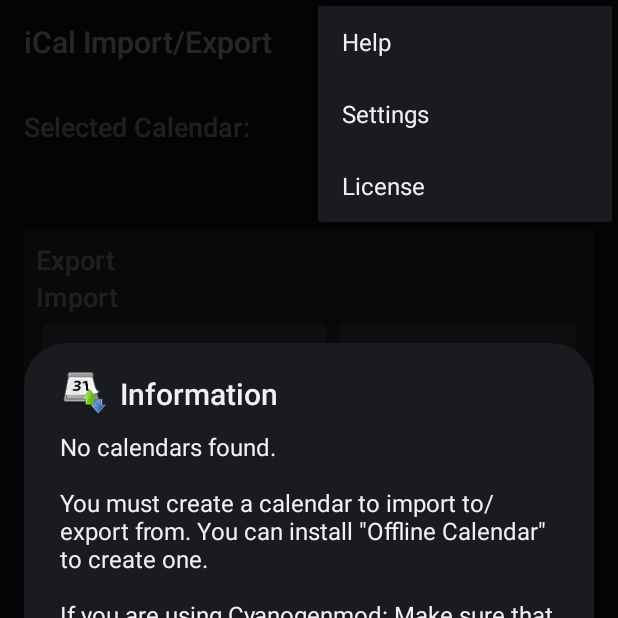
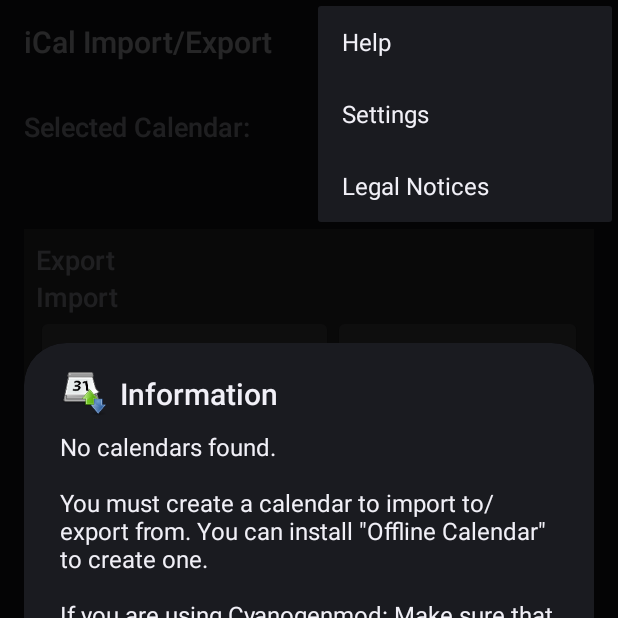
Before and after one commit to SufficientlySecure/calendar-import-export, an Android app: the screen it shows after launch (MainActivity), with the options menu open, on a phone screen of 412 x 824 dp, the top half of it. Run offline under Robolectric (Android 15) with nearby library versions, the light colour scheme and no system bars; libraries missing offline, so code that uses them is left out: net.fortuna.ical4j; 9 statements that could not run were skipped.

Commit message:
Update license menu
Include the licenses from all the libraries used.

```diff
--- a/iCalImportExport/src/main/java/org/sufficientlysecure/ical/ui/MainActivity.java
+++ b/iCalImportExport/src/main/java/org/sufficientlysecure/ical/ui/MainActivity.java
@@ -37,12 +37,14 @@
 import org.sufficientlysecure.ical.util.BasicInputAdapter;
 
 import android.app.Activity;
+import android.app.AlertDialog;
 import android.content.Intent;
 import android.content.res.Resources;
 import android.content.SharedPreferences;
 import android.os.Bundle;
 import android.preference.PreferenceManager;
 import android.text.Html;
+import android.text.method.LinkMovementMethod;
 import android.view.Menu;
 import android.view.MenuInflater;
 import android.view.MenuItem;
@@ -248,9 +250,8 @@
             this.startActivity(new Intent(this, SettingsActivity.class));
             break;
 
-        case R.id.license:
-            DialogTools.showInformationDialog(this, R.string.menu_license, R.string.license,
-                    R.drawable.icon);
+        case R.id.legal_notices:
+            showLegalNotices();
             break;
 
         default:
@@ -259,4 +260,14 @@
 
         return true;
     }
+
+    private void showLegalNotices() {
+        AlertDialog.Builder builder = new AlertDialog.Builder(this);
+        TextView text = new TextView(this);
+        text.setText(Html.fromHtml(getString(R.string.legal_notices)));
+        text.setMovementMethod(LinkMovementMethod.getInstance());
+        builder.setView(text);
+        AlertDialog dialog = builder.create();
+        dialog.show();
+    }
 }
--- a/iCalImportExport/src/main/res/menu/menu.xml
+++ b/iCalImportExport/src/main/res/menu/menu.xml
@@ -9,8 +9,8 @@
         android:icon="@drawable/icon"
         android:title="@string/menu_settings"/>
     <item
-        android:id="@+id/license"
+        android:id="@+id/legal_notices"
         android:icon="@drawable/icon"
-        android:title="@string/menu_license"/>
+        android:title="@string/menu_legal_notices"/>
 
 </menu>
--- /dev/null
+++ b/iCalImportExport/src/main/res/values/legal.xml
@@ -0,0 +1,97 @@
+<?xml version="1.0" encoding="utf-8"?>
+<resources>
+    <string name="legal_notices">
+<![CDATA[
+<html>
+<body>
+<p><b><h1>iCal Import/Export</h1></b></p>
+
+<p><tt>Copyright &#169; 2010, 2011 Lukas Aichbauer<br>
+Copyright &#169; 2013 Dominik Schürmann<br>
+Copyright &#169; 2015 Jon Griffiths</tt></p>
+
+<p>Please see the <a href="https://github.com/dschuermann/ical-import-export">project page</a>
+for full details and source code.</p>
+
+<p>Based on <a href="https://code.google.com/p/ical-import-export/">ical-import-export</a> by Lukas
+Aichbauer.  Includes <a href="https://github.com/ical4j/ical4j/>iCal4j</a> for iCalendar parsing.
+Uses code from <a href="https://source.android.com/">The Android open source project</a> and
+<a href="http://backport-jsr166.sourceforge.net/">backport-util-concurrent</a> in addition to
+the apache project libraries <a href="https://commons.apache.org/proper/commons-codec/">commons-codec</a>,
+<a href="https://commons.apache.org/proper/commons-lang/">commons-lang</a> and
+<a href="https://commons.apache.org/proper/commons-logging/">commons-logging</a>.</p>
+
+<p><b><h2>License</h2></b></p>
+
+<p><tt>iCal Import/Export is free software: you can redistribute it and/or modify
+it under the terms of the GNU General Public License as published by
+the Free Software Foundation, either version 3 of the License, or
+(at your option) any later version.</tt></p>
+
+<p><tt>iCal Import/Export is distributed in the hope that it will be useful,
+but <b>WITHOUT ANY WARRANTY</b>; without even the implied warranty of
+<b>MERCHANTABILITY</b> or <b>FITNESS FOR A PARTICULAR PURPOSE</b>.  See the
+GNU General Public License for more details.</tt></p>
+
+<p><tt>You should have received a copy of the GNU General Public License
+along with iCal Import/Export.  If not, see
+<a href="http://www.gnu.org/licenses/>"http://www.gnu.org/licenses/</a>.</tt></p>
+
+<p><b><h2>iCal4j license</h2></b></p>
+
+<p><tt>Copyright &#169; 2013, Ben Fortuna</tt></p>
+<p><tt>All rights reserved.</tt></p>
+
+<p><tt>Redistribution and use in source and binary forms, with or without
+modification, are permitted provided that the following conditions
+are met:</tt></p>
+
+<p><tt>\to Redistributions of source code must retain the above copyright
+notice, this list of conditions and the following disclaimer.</tt></p>
+
+<p><tt>\to Redistributions in binary form must reproduce the above copyright
+notice, this list of conditions and the following disclaimer in the
+documentation and/or other materials provided with the distribution.</tt></p>
+
+<p><tt>\to Neither the name of Ben Fortuna nor the names of any other contributors
+may be used to endorse or promote products derived from this software
+without specific prior written permission.</tt></p>
+
+<p><tt>THIS SOFTWARE IS PROVIDED BY THE COPYRIGHT HOLDERS AND CONTRIBUTORS
+\"AS IS\" AND ANY EXPRESS OR IMPLIED WARRANTIES, INCLUDING, BUT NOT
+LIMITED TO, THE IMPLIED WARRANTIES OF MERCHANTABILITY AND FITNESS FOR
+A PARTICULAR PURPOSE ARE DISCLAIMED.  IN NO EVENT SHALL THE COPYRIGHT OWNER OR
+CONTRIBUTORS BE LIABLE FOR ANY DIRECT, INDIRECT, INCIDENTAL, SPECIAL,
+EXEMPLARY, OR CONSEQUENTIAL DAMAGES (INCLUDING, BUT NOT LIMITED TO,
+PROCUREMENT OF SUBSTITUTE GOODS OR SERVICES; LOSS OF USE, DATA, OR
+PROFITS; OR BUSINESS INTERRUPTION) HOWEVER CAUSED AND ON ANY THEORY OF
+LIABILITY, WHETHER IN CONTRACT, STRICT LIABILITY, OR TORT (INCLUDING
+NEGLIGENCE OR OTHERWISE) ARISING IN ANY WAY OUT OF THE USE OF THIS
+SOFTWARE, EVEN IF ADVISED OF THE POSSIBILITY OF SUCH DAMAGE.</tt></p>
+
+<p><b><h2>AOSP and Apache library license</h2></b></p>
+
+<p><tt>Licensed under the Apache License, Version 2.0 (the "License");
+you may not use this file except in compliance with the License.
+You may obtain a copy of the License at</tt></p>
+
+<p><tt>\t<a href="http://www.apache.org/licenses/LICENSE-2.0">
+http://www.apache.org/licenses/LICENSE-2.0</a></tt></p>
+
+<p><tt>Unless required by applicable law or agreed to in writing, software
+distributed under the License is distributed on an <b>\"AS IS\" BASIS,
+WITHOUT WARRANTIES OR CONDITIONS OF ANY KIND</b>, either express or implied.
+See the License for the specific language governing permissions and
+limitations under the License.</tt></p>
+
+<p><b><h2>backport-util-concurrent license</h2></b></p>
+
+<p><tt>This software is released to the public domain, in the spirit of the original
+code written by Doug Lea. The code can be used for any purpose, modified, and redistributed
+without acknowledgment. No warranty is provided, either express or implied.</tt></p>
+
+</body>
+</html>
+]]>
+</string>
+</resources>
--- a/iCalImportExport/src/main/res/values/strings.xml
+++ b/iCalImportExport/src/main/res/values/strings.xml
@@ -64,43 +64,7 @@
     <string name="dialog_bug">I am sorry for you inconvinience. Please open a new issue report on http://sufficientlysecure.org/android-apps and attach ical_error.log located on your sd card.</string>
     <string name="menu_help">Help</string>
     <string name="menu_settings">Settings</string>
-    <string name="menu_license">License</string>
-    <string name="license">iCal Import/Export is free software: you can redistribute it and/or modify it under the terms of the GNU General Public License as published by the Free Software Foundation, either version 3 of the License, or (at your option) any later version.
-\n\niCal Import/Export is distributed in the hope that it will be useful, but WITHOUT ANY WARRANTY; without even the implied warranty of MERCHANTABILITY or FITNESS FOR A PARTICULAR PURPOSE. See the GNU General Public License for more details.
-\n\nYou should have received a copy of the GNU General Public License along with iCal Import/Export. If not, see http://www.gnu.org/licenses/.
-\n\n\n\n===iCal4j - License===
-\n\nCopyright &#169; 2009, Ben Fortuna\n
-		All rights reserved.
-\n\nRedistribution and use in source and binary forms, with or without
-		modification, are permitted provided that the following conditions
-		are met:
-\n\no Redistributions of source code must retain the above copyright
-		notice, this list of conditions and the following disclaimer.
-\n\no Redistributions in binary form must reproduce the above copyright
-		notice, this list of conditions and the following disclaimer in the
-		documentation and/or other materials provided with the distribution.
-\n\no
-		Neither the name of Ben Fortuna nor the names of any other
-		contributors
-		may be used to endorse or promote products derived from
-		this software
-		without specific prior written permission.
-\n\nTHIS SOFTWARE
-		IS PROVIDED BY THE COPYRIGHT HOLDERS AND CONTRIBUTORS
-		"AS IS" AND ANY
-		EXPRESS OR IMPLIED WARRANTIES, INCLUDING, BUT NOT
-		LIMITED TO, THE
-		IMPLIED WARRANTIES OF MERCHANTABILITY AND FITNESS FOR
-		A PARTICULAR
-		PURPOSE ARE DISCLAIMED. IN NO EVENT SHALL THE COPYRIGHT
-		OWNER OR
-		CONTRIBUTORS BE LIABLE FOR ANY DIRECT, INDIRECT, INCIDENTAL, SPECIAL,
-		EXEMPLARY, OR CONSEQUENTIAL DAMAGES (INCLUDING, BUT NOT LIMITED TO,
-		PROCUREMENT OF SUBSTITUTE GOODS OR SERVICES; LOSS OF USE, DATA, OR
-		PROFITS; OR BUSINESS INTERRUPTION) HOWEVER CAUSED AND ON ANY THEORY OF
-		LIABILITY, WHETHER IN CONTRACT, STRICT LIABILITY, OR TORT (INCLUDING
-		NEGLIGENCE OR OTHERWISE) ARISING IN ANY WAY OUT OF THE USE OF THIS
-		SOFTWARE, EVEN IF ADVISED OF THE POSSIBILITY OF SUCH DAMAGE.</string>
+    <string name="menu_legal_notices">Legal Notices</string>
 
     <string name="activity_settings_import">Import</string>
     <string name="activity_settings_ignore_duplicates">Ignore duplicates</string>
```
